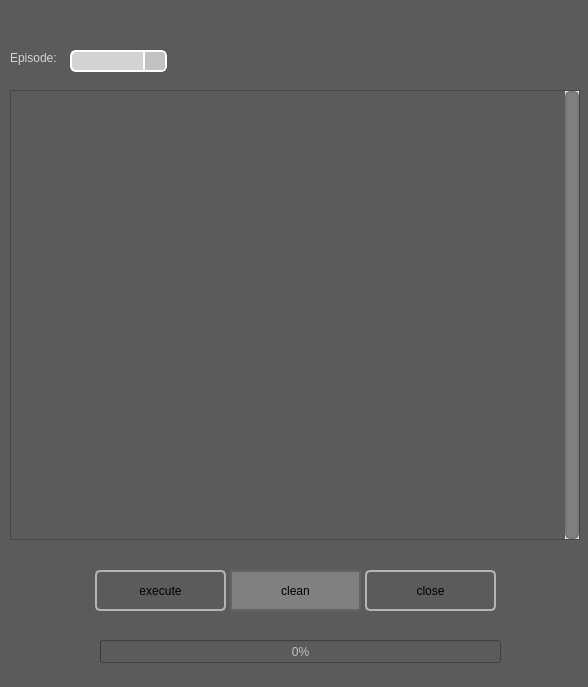
Above: app/plugins/uploader/ui/uploader.ui from otmbneto/BirdoApp before the change. Below: the same form after it.
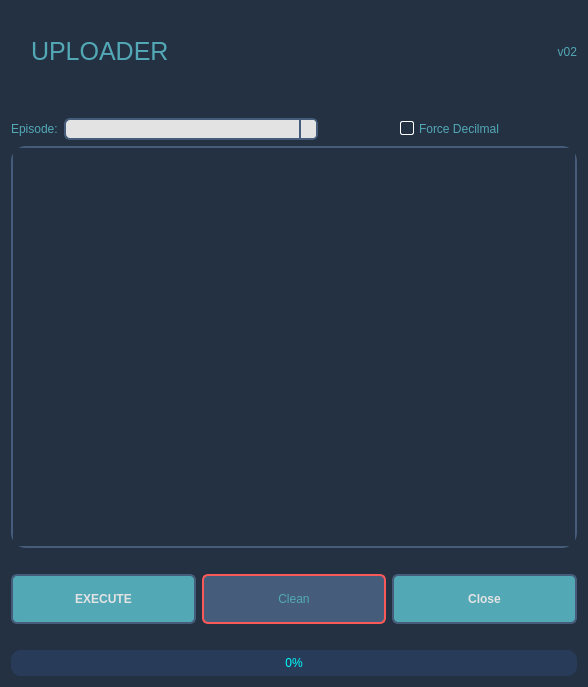
That is the form after the change.

Commit message: update do uploader pelo leo: add checkbox na ui para tratar a cena como decimal e normal, e mudei o stylesheet

Diff of the .ui file:
```diff
--- a/app/plugins/uploader/ui/uploader.ui
+++ b/app/plugins/uploader/ui/uploader.ui
@@ -14,74 +14,107 @@
    <string>Birdo Uploader v0.01</string>
   </property>
   <property name="styleSheet">
-   <string notr="true">QWidget{
-	background: rgb(91, 91, 91);
+   <string notr="true">QWidget{	
+	background-color: #233142;
 }
 
-QMenu {
-	background-color: #666666;
+QLabel{
+	color: #53a8b6;
 }
 
-QMenu::item:hover {
-	color: lightgray;
-	background-color: blue;
+QLabel:disabled {
+	color: #455d7a;
 }
 
-QMenuBar {
-	color: rgb(182, 182, 182);
-	background-color: transparent;
+QGroupBox {
+	color: #53a8b6;
 }
 
-QMenuBar::item {
-	background-color: transparent;
+QGroupBox:disabled {
+	color: #455d7a;
 }
 
-QMenuBar::item:selected { /* when selected using mouse or keyboard */
-    background-color: #666666;
+QTabWidget::pane {
+	border: 2px solid #e3e3e3;
+	border-radius: 5px;
+} 
+
+QTabWidget::tab-bar {
+    left: 15px; /* move to the right by 5px */
 }
 
-QMenuBar::item:hover {
-    background: #777777;
+QTabBar::tab {
+	color: #455d7a;
+	background: transparent; 
+	border: null; 
+	padding-top: 8px;
+	padding-bottom: 8px;
+	padding-right: 8px;
+	padding-left: 4px;
+
+} 
+
+QTabBar::tab:selected {
+	color: #7c73e6;
+	background: transparent; 
+	padding-left: 4px;
 }
 
-QLabel {
-	color: lightgray;
+QCheckBox {
+	color: #e3e3e3;
+    spacing: 5px;
 }
 
-QLabel:!enabled {
-	color: gray;
+QCheckBox:unchecked {
+	color: #53a8b6;
 }
 
-QLineEdit:!enabled {
+QCheckBox:checked {
+	color: #7c73e6;
+}
+
+QCheckBox::indicator:unchecked {
+    border: 1px solid white;
+	border-radius: 2px;
+	background-color:#233142;
+}
+
+QCheckBox::indicator:checked {
+    border: 2px solid lightgray;
+	border-radius: 6px;
+	background-color: rgb(56, 186, 255);
+}
+
+QCheckBox:disabled{
 	color: gray;
-	background-color: #555555;
-	border-color: gray;
 }
 
-QLineEdit {
-	color: black;
-    border: 2px solid white;
-    border-radius: 8px;
-    padding: 0 8px;
-    background: lightgray;
-    selection-background-color: darkgray;
+QCheckBox::indicator:checked:disabled {
+    color: rgb(250, 90, 120);
+	background-color: #233142;
+	border-color: gray;
 }
 
-QLineEdit:hover{
-    border: 2px solid #05B8CC;
-    color: black;
+QCheckBox::indicator:unchecked:disabled {
+    color: rgb(250, 90, 120);
+	background-color: #233142;
+	border-color: gray;
 }
 
 QComboBox {
-	color: black;
-    border: 2px solid white;
+	color: #233142;
+    border: 2px solid #455d7a;
     border-radius: 6px;
     padding: 1px 18px 1px 3px;
     min-width: 6em;
 }
 
+QComboBox::down-arrow {
+      image: null;
+}
+
 QComboBox:!editable, QComboBox::drop-down:editable {
-     background: lightgray;
+     background: #e3e3e3;
 }
 
 QComboBox:on { /* shift the text when the popup opens */
@@ -90,10 +123,10 @@
 }
 
 QComboBox::drop-down {
-    width: 20px;
-	background-color: rgb(194, 194, 194);
+    width: 15px;
+	background-color: #e3e3e3;
     border-left-width: 2px;
-    border-left-color: white;
+    border-left-color: #455d7a;
     border-left-style: solid; /* just a single line */
     border-top-right-radius: 3px; /* same radius as the QComboBox */
     border-bottom-right-radius: 3px;
@@ -107,193 +140,344 @@
 QComboBox QAbstractItemView{
     border: 2px solid white;
 	border-radius: 10px;
-    color: gray;
+    color: #233142;
 	background-color: lightgray;
-    selection-background-color: #05B8CC;
+    selection-background-color: rgb(40, 30, 50);
 	selection-color: white;
+	selection-item-border-radius: 2px;
 	padding: 3px 3px ;
 }
 
-QScrollBar {
-	background: none;
-	border: none;
+QComboBox:disabled{
+	color: rgb(250, 90, 120);
+	background-color: rgb(250, 200, 200);
+	border-color: gray;
+}
+
+QScrollArea{
+	border: 2px solid #455d7a;
+	border-radius: 15px;
 }
 
 QScrollBar::handle {
-	border-radius: 5px;
- 	border: 2px solid #777777;
-	background-color: gray;
+	border-radius: 10px;
+ 	border: none;
+	background-color: #455d7a;
+	width: 5px;
 }
 
 QScrollBar::add-page{ 
 	border: none;
-    background: none;
+    background-color: transparent;
 }
 
 QScrollBar::sub-page {
-    background: none;
+    background-color: transparent;
 	border: none;
-	max-width: 5px;
 }
 
 QScrollBar::add-line {
     border: none;
-    background: none;
+    background-color: transparent;
 }
 
 QScrollBar::sub-line {
     border: none;
-    background: none;
+    background-color: transparent;
 }
 
 QScrollBar:arrow{
 	border: none;
-	background: none;
+	background: transparent;
 	color: none;
-}
-
-QPushButton:hover{
-    border: 2px solid #05B8CC;
-    color: red;
+	image: none;
 }
 
 QPushButton {
-	color: black;
-	background: rgb(91, 91, 91);
-    border: 2px solid rgb(180,180,180);
-	border-radius: 5px;
+	color: #e3e3e3;
+    border: 2px solid #455d7a;
+    border-radius: 6px;
+	background-color: #53a8b6;
 }
 
-QPushButton:disabled {
-	color: black;
-	background-color: gray;
-    border: 2px solid rgb(100,100,100);
-	border-radius: 0px;
+QPushButton:hover{
+    border: 2px solid white;
+    color: white;
 }
 
-QPushButton::menu-indicator {
-	image: null;
+QPushButton:pressed {
+	color: #e3e3e3;
+	border-color: #e3e3e3;
+    background-color: #455d7a;
+}
+
+QPushButton::disabled {
+	border-color: #f95959;
+	background: #455d7a;
+	color: #53a8b6;
+}
+
+QLineEdit {
+	color: #5585b5;
+    border: 2px solid #455d7a;
+    border-radius: 5px;
+    padding: 0 8px;
+    background: #e3e3e3;
+    selection-background-color: darkgray;
+}
+
+QLineEdit:hover{
+    border: 2px solid white;
+    color: black;
+}
+
+QLineEdit:disabled{
+	color: #f95959;
+	background-color: #79c2d0;
+	border-color: rgb(255, 230, 220);
 }</string>
   </property>
-  <widget class="QScrollArea" name="scrollArea">
-   <property name="geometry">
-    <rect>
-     <x>10</x>
-     <y>90</y>
-     <width>570</width>
-     <height>450</height>
-    </rect>
-   </property>
-   <property name="acceptDrops">
-    <bool>true</bool>
-   </property>
-   <property name="verticalScrollBarPolicy">
-    <enum>Qt::ScrollBarAlwaysOn</enum>
-   </property>
-   <property name="widgetResizable">
-    <bool>true</bool>
-   </property>
-   <property name="alignment">
-    <set>Qt::AlignLeading|Qt::AlignLeft|Qt::AlignTop</set>
-   </property>
-   <widget class="QWidget" name="scrollAreaWidgetContents">
-    <property name="geometry">
-     <rect>
-      <x>0</x>
-      <y>0</y>
-      <width>547</width>
-      <height>448</height>
-     </rect>
-    </property>
-    <property name="sizePolicy">
-     <sizepolicy hsizetype="Expanding" vsizetype="Expanding">
-      <horstretch>0</horstretch>
-      <verstretch>0</verstretch>
-     </sizepolicy>
-    </property>
-   </widget>
-  </widget>
-  <widget class="QPushButton" name="executeBtn">
-   <property name="geometry">
-    <rect>
-     <x>95</x>
-     <y>570</y>
-     <width>131</width>
-     <height>41</height>
-    </rect>
-   </property>
-   <property name="text">
-    <string>execute</string>
-   </property>
-  </widget>
-  <widget class="QPushButton" name="cancelBtn">
-   <property name="geometry">
-    <rect>
-     <x>365</x>
-     <y>570</y>
-     <width>131</width>
-     <height>41</height>
-    </rect>
-   </property>
-   <property name="text">
-    <string>close</string>
-   </property>
-  </widget>
-  <widget class="QPushButton" name="cleanBtn">
-   <property name="enabled">
-    <bool>false</bool>
-   </property>
-   <property name="geometry">
-    <rect>
-     <x>230</x>
-     <y>570</y>
-     <width>131</width>
-     <height>41</height>
-    </rect>
-   </property>
-   <property name="text">
-    <string>clean</string>
-   </property>
-  </widget>
-  <widget class="QProgressBar" name="progressBar">
-   <property name="enabled">
-    <bool>false</bool>
-   </property>
-   <property name="geometry">
-    <rect>
-     <x>100</x>
-     <y>640</y>
-     <width>401</width>
-     <height>23</height>
-    </rect>
-   </property>
-   <property name="value">
-    <number>0</number>
-   </property>
-  </widget>
-  <widget class="QLabel" name="label">
-   <property name="geometry">
-    <rect>
-     <x>10</x>
-     <y>50</y>
-     <width>55</width>
-     <height>16</height>
-    </rect>
-   </property>
-   <property name="text">
-    <string>Episode:</string>
-   </property>
-  </widget>
-  <widget class="QComboBox" name="globalEpisodes">
-   <property name="geometry">
-    <rect>
-     <x>70</x>
-     <y>50</y>
-     <width>97</width>
-     <height>22</height>
-    </rect>
-   </property>
-  </widget>
+  <layout class="QVBoxLayout" name="verticalLayout" stretch="1,0,1,5,0,1,0,1">
+   <item>
+    <layout class="QHBoxLayout" name="horizontalLayout" stretch="0,2,0">
+     <item>
+      <spacer name="verticalSpacer">
+       <property name="orientation">
+        <enum>Qt::Vertical</enum>
+       </property>
+       <property name="sizeHint" stdset="0">
+        <size>
+         <width>20</width>
+         <height>40</height>
+        </size>
+       </property>
+      </spacer>
+     </item>
+     <item>
+      <widget class="QLabel" name="label_2">
+       <property name="font">
+        <font>
+         <pointsize>19</pointsize>
+        </font>
+       </property>
+       <property name="text">
+        <string>UPLOADER</string>
+       </property>
+      </widget>
+     </item>
+     <item>
+      <widget class="QLabel" name="label_3">
+       <property name="text">
+        <string>v02</string>
+       </property>
+       <property name="alignment">
+        <set>Qt::AlignRight|Qt::AlignTrailing|Qt::AlignVCenter</set>
+       </property>
+      </widget>
+     </item>
+    </layout>
+   </item>
+   <item>
+    <spacer name="horizontalSpacer">
+     <property name="orientation">
+      <enum>Qt::Horizontal</enum>
+     </property>
+     <property name="sizeHint" stdset="0">
+      <size>
+       <width>40</width>
+       <height>20</height>
+      </size>
+     </property>
+    </spacer>
+   </item>
+   <item>
+    <layout class="QHBoxLayout" name="horizontalLayout_2" stretch="0,1,1">
+     <item>
+      <widget class="QLabel" name="label">
+       <property name="text">
+        <string>Episode:</string>
+       </property>
+      </widget>
+     </item>
+     <item>
+      <widget class="QComboBox" name="globalEpisodes"/>
+     </item>
+     <item alignment="Qt::AlignHCenter">
+      <widget class="QCheckBox" name="checkDecimal">
+       <property name="text">
+        <string>Force Decilmal</string>
+       </property>
+      </widget>
+     </item>
+    </layout>
+   </item>
+   <item>
+    <widget class="QScrollArea" name="scrollArea">
+     <property name="acceptDrops">
+      <bool>true</bool>
+     </property>
+     <property name="verticalScrollBarPolicy">
+      <enum>Qt::ScrollBarAsNeeded</enum>
+     </property>
+     <property name="widgetResizable">
+      <bool>true</bool>
+     </property>
+     <property name="alignment">
+      <set>Qt::AlignLeading|Qt::AlignLeft|Qt::AlignTop</set>
+     </property>
+     <widget class="QWidget" name="scrollAreaWidgetContents">
+      <property name="geometry">
+       <rect>
+        <x>0</x>
+        <y>0</y>
+        <width>562</width>
+        <height>326</height>
+       </rect>
+      </property>
+      <property name="sizePolicy">
+       <sizepolicy hsizetype="Expanding" vsizetype="Expanding">
+        <horstretch>0</horstretch>
+        <verstretch>0</verstretch>
+       </sizepolicy>
+      </property>
+     </widget>
+    </widget>
+   </item>
+   <item>
+    <spacer name="horizontalSpacer_3">
+     <property name="orientation">
+      <enum>Qt::Horizontal</enum>
+     </property>
+     <property name="sizeHint" stdset="0">
+      <size>
+       <width>40</width>
+       <height>20</height>
+      </size>
+     </property>
+    </spacer>
+   </item>
+   <item>
+    <layout class="QHBoxLayout" name="horizontalLayout_3">
+     <item>
+      <widget class="QPushButton" name="executeBtn">
+       <property name="sizePolicy">
+        <sizepolicy hsizetype="Preferred" vsizetype="Preferred">
+         <horstretch>0</horstretch>
+         <verstretch>0</verstretch>
+        </sizepolicy>
+       </property>
+       <property name="maximumSize">
+        <size>
+         <width>16777215</width>
+         <height>50</height>
+        </size>
+       </property>
+       <property name="font">
+        <font>
+         <weight>75</weight>
+         <bold>true</bold>
+        </font>
+       </property>
+       <property name="text">
+        <string>EXECUTE</string>
+       </property>
+      </widget>
+     </item>
+     <item>
+      <widget class="QPushButton" name="cleanBtn">
+       <property name="enabled">
+        <bool>false</bool>
+       </property>
+       <property name="sizePolicy">
+        <sizepolicy hsizetype="Preferred" vsizetype="Preferred">
+         <horstretch>0</horstretch>
+         <verstretch>0</verstretch>
+        </sizepolicy>
+       </property>
+       <property name="maximumSize">
+        <size>
+         <width>16777215</width>
+         <height>50</height>
+        </size>
+       </property>
+       <property name="text">
+        <string>Clean</string>
+       </property>
+      </widget>
+     </item>
+     <item>
+      <widget class="QPushButton" name="cancelBtn">
+       <property name="sizePolicy">
+        <sizepolicy hsizetype="Preferred" vsizetype="Preferred">
+         <horstretch>0</horstretch>
+         <verstretch>0</verstretch>
+        </sizepolicy>
+       </property>
+       <property name="maximumSize">
+        <size>
+         <width>16777215</width>
+         <height>50</height>
+        </size>
+       </property>
+       <property name="font">
+        <font>
+         <weight>75</weight>
+         <bold>true</bold>
+        </font>
+       </property>
+       <property name="text">
+        <string>Close</string>
+       </property>
+      </widget>
+     </item>
+    </layout>
+   </item>
+   <item>
+    <spacer name="horizontalSpacer_2">
+     <property name="orientation">
+      <enum>Qt::Horizontal</enum>
+     </property>
+     <property name="sizeHint" stdset="0">
+      <size>
+       <width>40</width>
+       <height>20</height>
+      </size>
+     </property>
+    </spacer>
+   </item>
+   <item>
+    <widget class="QProgressBar" name="progressBar">
+     <property name="enabled">
+      <bool>false</bool>
+     </property>
+     <property name="styleSheet">
+      <string notr="true">QProgressBar {
+	color: rgb(0, 255, 255);
+	padding: 2 2px;
+	border: null;
+	border-radius: 10px;
+	min-height: 20px;
+	background-color: rgb(40, 60, 90);	
+}
+
+QProgressBar::chunk {
+	border-top: 3px solid rgb(0, 255, 255);
+	border-bottom: 1px solid white;
+	border-left: 2px solid rgb(0, 255, 255);
+	border-right: 2px solid rgb(0, 255, 255);
+	border-radius: 10px;
+	background: rgb(40, 70, 100);
+}</string>
+     </property>
+     <property name="value">
+      <number>0</number>
+     </property>
+     <property name="alignment">
+      <set>Qt::AlignCenter</set>
+     </property>
+    </widget>
+   </item>
+  </layout>
  </widget>
  <resources/>
  <connections/>
```
Left out of the diff: 4 changed lines with no effect on the pictures. The commit also changes 2 other files.
